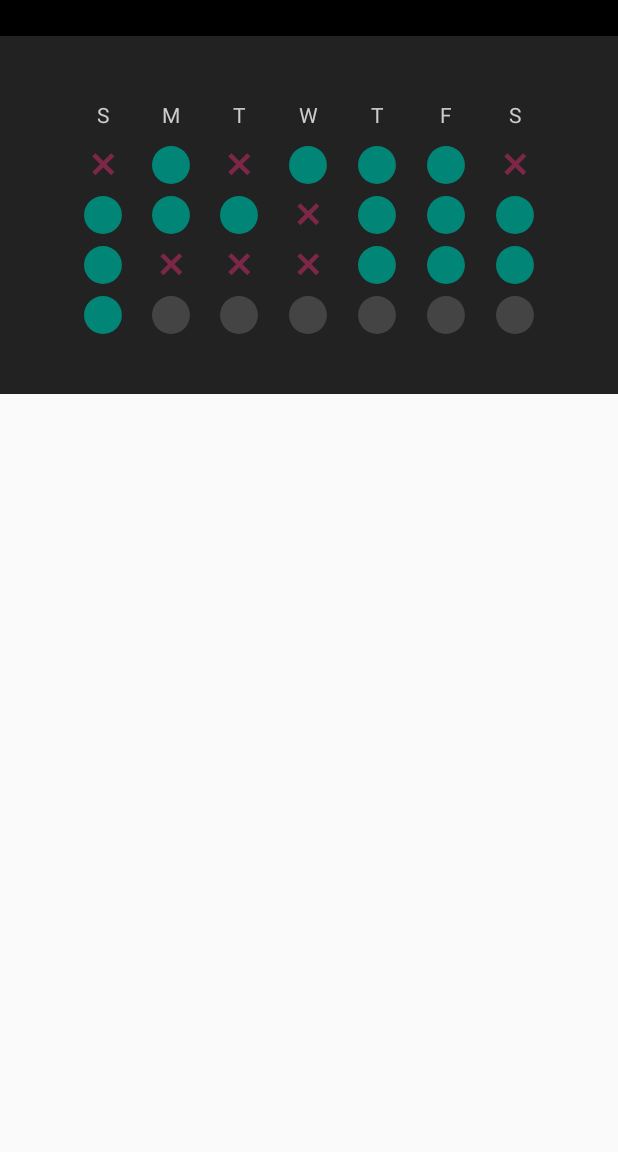
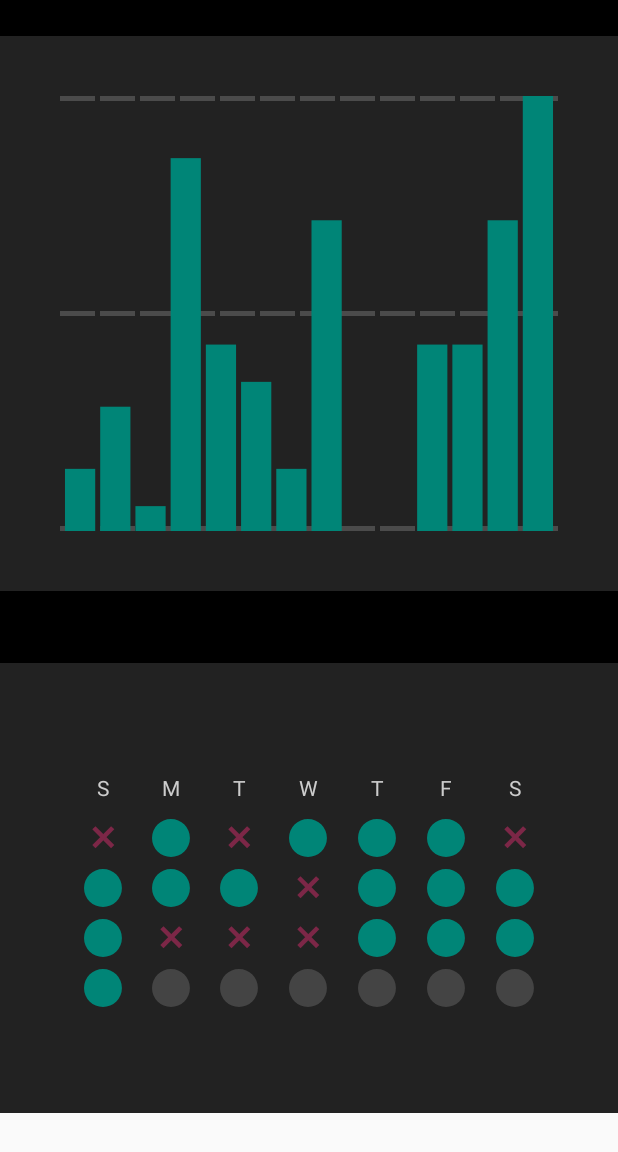
Before and after one commit to shalperin/ten-percent-happier, an Android app: the screen it shows after launch (MainActivity), on a phone screen of 412 x 824 dp, the part 84-1236 px from its top. Run offline under Robolectric (Android 15) with nearby library versions, the phone set to English and light mode, and no system bars.

Commit message:
bar chart - first pass

```diff
--- /dev/null
+++ b/library/src/main/java/com/blauhaus/android/redwood/barchart/BarChartFragment.kt
@@ -0,0 +1,51 @@
+package com.blauhaus.android.redwood.barchart
+
+import android.content.Context
+import android.net.Uri
+import android.os.Bundle
+import androidx.fragment.app.Fragment
+import android.view.LayoutInflater
+import android.view.View
+import android.view.ViewGroup
+import androidx.lifecycle.Observer
+
+import com.blauhaus.android.redwood.R
+import kotlinx.android.synthetic.main.fragment_bar_chart.*
+import org.koin.androidx.viewmodel.ext.android.viewModel
+
+// TODO: Rename parameter arguments, choose names that match
+// the fragment initialization parameters, e.g. ARG_ITEM_NUMBER
+private const val ARG_PARAM1 = "param1"
+private const val ARG_PARAM2 = "param2"
+
+/**
+ * A simple [Fragment] subclass.
+ * Activities that contain this fragment must implement the
+ * [BarChartFragment.OnFragmentInteractionListener] interface
+ * to handle interaction events.
+ * Use the [BarChartFragment.newInstance] factory method to
+ * create an instance of this fragment.
+ */
+class BarChartFragment : Fragment() {
+    private val model: BarChartViewModel by viewModel()
+
+    override fun onCreateView(
+        inflater: LayoutInflater, container: ViewGroup?,
+        savedInstanceState: Bundle?
+    ): View? {
+        // Inflate the layout for this fragment
+        return inflater.inflate(R.layout.fragment_bar_chart, container, false)
+    }
+
+    override fun onViewCreated(view: View, savedInstanceState: Bundle?) {
+        super.onViewCreated(view, savedInstanceState)
+        model.dayData.observe(this, Observer {
+            bar_chart_view.setData(it)
+        })
+    }
+
+    companion object {
+        @JvmStatic
+        fun newInstance() = BarChartFragment()
+    }
+}
--- /dev/null
+++ b/library/src/main/java/com/blauhaus/android/redwood/barchart/BarChartViewModel.kt
@@ -0,0 +1,8 @@
+package com.blauhaus.android.redwood.barchart
+
+import androidx.lifecycle.MutableLiveData
+import androidx.lifecycle.ViewModel
+
+class BarChartViewModel : ViewModel() {
+    val dayData = MutableLiveData<List<Pair<Float, String>>>()
+}
--- /dev/null
+++ b/library/src/main/java/com/blauhaus/android/redwood/barchart/barChartModule.kt
@@ -0,0 +1,8 @@
+package com.blauhaus.android.redwood.barchart
+
+import org.koin.dsl.module
+
+val barChartModule = module {
+    single { BarChartViewModel()}
+    factory {BarChartFragment() }
+}
--- /dev/null
+++ b/library/src/main/java/com/blauhaus/android/redwood/barchart/demoData.kt
@@ -0,0 +1,20 @@
+package com.blauhaus.android.redwood.barchart
+
+
+// month long list of valuse ranging from 0 to 15
+val demoData = listOf(
+    Pair(5f, "5 min @ Jan 1"),
+    Pair(10f, "10 min @ Jan 2"),
+    Pair(2f, "2 min @ Jan 3"),
+    Pair(30f, "30 min @ Jan 4"),
+    Pair(15f, "15 min @ Jan 5"),
+    Pair(12f, "12 min @ Jan 6"),
+    Pair(5f, "5 min @ Jan 7"),
+    Pair(25f, "25 min @ Jan 8"),
+    Pair(0f, "0 min @ Jan 9"),
+    Pair(0f, "0 min @ Jan 10"),
+    Pair(15f, "15 min @ Jan 11"),
+    Pair(15f, "15 min @ Jan 12"),
+    Pair(25f, "25 min @ Jan 13"),
+    Pair(35f, "35 min @ Jan 14")
+    )
--- /dev/null
+++ b/library/src/main/java/com/blauhaus/android/redwood/barchart/views/BarChartView.kt
@@ -0,0 +1,124 @@
+package com.blauhaus.android.redwood.barchart.views
+
+import android.content.Context
+import android.graphics.*
+import android.util.AttributeSet
+import android.view.View
+import androidx.core.content.ContextCompat
+import com.blauhaus.android.redwood.R
+
+
+class BarChartView: View {
+    constructor(context: Context?) : super(context) {
+        init()
+    }
+    constructor(context: Context?, attrs: AttributeSet?) : super(context, attrs) {
+        init()
+    }
+    constructor(context: Context?, attrs: AttributeSet?, defStyleAttr: Int) : super(
+        context,
+        attrs,
+        defStyleAttr
+    ) { init() }
+
+    private lateinit var barPaint: Paint
+    private lateinit var gridLinesPaint: Paint
+    private var barPadding = 2f
+    private var barPadFactor = .01f
+    private var barWidth = 0f
+    private var totalWidth = 0f
+    private var model: List<Pair<Float, String>>?= null
+    private var bar = RectF()
+    private var plotAreaTopY = 0f
+    private var plotAreaBottomY = 0f
+    private var plotAreaHeight = 0f
+    private var gridStrokeHeight = 5f
+
+
+    fun init() {
+        initPaints()
+    }
+
+    fun initPaints() {
+        var barColor = ContextCompat.getColor(context, R.color.barColor)
+        barPaint = Paint(Paint.ANTI_ALIAS_FLAG)
+        barPaint.color = barColor
+        barPaint.style = Paint.Style.FILL
+
+        var gridLineColor = ContextCompat.getColor(context, R.color.gridLineColor)
+        gridLinesPaint = Paint(Paint.ANTI_ALIAS_FLAG)
+        gridLinesPaint.color = gridLineColor
+        gridLinesPaint.style = Paint.Style.STROKE
+        gridLinesPaint.setStrokeWidth(gridStrokeHeight)
+        gridLinesPaint.pathEffect = DashPathEffect(floatArrayOf(35f, 5f), 0f)
+    }
+
+    override fun onSizeChanged(
+        viewWidth: Int,
+        viewHeight: Int,
+        oldw: Int,
+        oldh: Int
+    ) {
+        totalWidth = viewWidth.toFloat()
+        barPadding = viewWidth * barPadFactor
+
+        //Bar width
+        val numbars: Int = model?.size ?: 0
+        barWidth = if (numbars != 0) {
+            (totalWidth - (numbars + 1) * barPadding) / numbars
+        } else {
+            0f
+        }
+
+        plotAreaTopY = 0f //TODO plus label UI height
+        plotAreaBottomY = viewHeight.toFloat()
+        plotAreaHeight = plotAreaBottomY - plotAreaTopY
+    }
+
+    fun setData(model:List<Pair<Float, String>>?) {
+        if (model != null) {
+            if (model.isEmpty()) {
+                throw(Exception("Model can't be 0 length"))
+            }
+            this.model = model
+            invalidate()
+        }
+    }
+
+    override fun onDraw(canvas: Canvas) { //Title
+        //Draw grid lines TODO
+        //canvas.drawLine(0f, plotAreaBottomY, totalWidth, plotAreaBottomY, labelTextPaint)
+        if (model != null) {
+            drawGrid(canvas, 0f + .5f * gridStrokeHeight)
+            drawGrid(canvas, plotAreaBottomY/2)
+            drawGrid(canvas, plotAreaBottomY - .5f * gridStrokeHeight)
+            drawBars(canvas)
+        }
+
+    }
+
+    private fun drawBars(canvas:Canvas) {
+        for (i in model!!.indices) { // Bar coordinates
+            val leftX = barPadding * (i + 1) + barWidth * i
+            val rightX = leftX + barWidth
+            var topY = 0f
+            if (model!!.map{it.first}.max() != 0f) {
+                topY = plotAreaBottomY - plotAreaHeight * model!!.map{it.first}.get(i) / model!!.map{it.first}.max()!!
+            }
+            bar.left = leftX
+            bar.right = rightX
+            bar.top = topY
+            bar.bottom = plotAreaBottomY
+            canvas.drawRect(bar, barPaint)
+        }
+    }
+
+    private fun drawGrid(canvas: Canvas, y:Float) {
+        val leftX = 0f
+        val rightX = barPadding * (1 + model!!.size) + barWidth * model!!.size!!
+        val path = Path()
+        path.moveTo(leftX, y)
+        path.lineTo(rightX, y)
+        canvas.drawPath(path, gridLinesPaint)
+    }
+}
--- /dev/null
+++ b/library/src/main/res/layout/fragment_bar_chart.xml
@@ -0,0 +1,21 @@
+<androidx.constraintlayout.widget.ConstraintLayout
+    xmlns:android="http://schemas.android.com/apk/res/android"
+    xmlns:app="http://schemas.android.com/apk/res-auto"
+    xmlns:tools="http://schemas.android.com/tools"
+    android:layout_width="match_parent"
+    android:layout_height="match_parent"
+    tools:context="com.blauhaus.android.redwood.barchart.BarChartFragment"
+
+    >
+
+    <com.blauhaus.android.redwood.barchart.views.BarChartView
+        android:layout_width="wrap_content"
+        android:layout_height="match_parent"
+        android:id="@+id/bar_chart_view"
+        app:layout_constraintEnd_toEndOf="parent"
+        app:layout_constraintStart_toStartOf="parent"
+        app:layout_constraintTop_toTopOf="parent"
+
+        />
+
+</androidx.constraintlayout.widget.ConstraintLayout>
--- a/library/src/main/res/values/colors.xml
+++ b/library/src/main/res/values/colors.xml
@@ -6,4 +6,11 @@
     <color name="lastFourWeeksSkippedColor">#7C2747</color>
     <color name="lastFourWeeksDisabledColor">#444444</color>
     <color name="lastFourWeeksCheckColor">#ffffff</color>
+
+    <!-- Bar Chart -->
+    <color name="barColor">#008577</color>
+    <color name="gridLineColor">#4B4B4B</color>
+
+
+
 </resources>
--- a/sample/src/main/java/com/blauhaus/android/redwood/sample/MainActivity.kt
+++ b/sample/src/main/java/com/blauhaus/android/redwood/sample/MainActivity.kt
@@ -3,6 +3,8 @@ package com.blauhaus.android.redwood.sample
 import android.os.Bundle
 import androidx.appcompat.app.AppCompatActivity
 import androidx.lifecycle.MutableLiveData
+import com.blauhaus.android.redwood.barchart.BarChartViewModel
+import com.blauhaus.android.redwood.barchart.demoData
 import com.blauhaus.android.redwood.lastfourweeks.LastFourWeeksViewModel
 import com.blauhaus.android.redwood.lastfourweeks.demoLastFourWeeksData
 import com.blauhaus.android.redwood.lastfourweeks.views.DayView
@@ -14,17 +16,22 @@ import org.koin.androidx.viewmodel.ext.android.viewModel
 
 class MainActivity : AppCompatActivity() {
     val lastFourWeeksViewModel by viewModel<LastFourWeeksViewModel>()
+    val barChartViewModel by viewModel<BarChartViewModel>()
 
     override fun onCreate(savedInstanceState: Bundle?) {
         super.onCreate(savedInstanceState)
         setContentView(R.layout.activity_main)
 
+        //pump some data into the LastFourWeeks feature
         GlobalScope.launch {
             doLastFourWeeksDemo(
                 demoLastFourWeeksData,
                 lastFourWeeksViewModel.dayData
             )
         }
+
+        //Same thing for the bar chart.
+        barChartViewModel.dayData.postValue(demoData)
     }
 
 }
--- a/sample/src/main/java/com/blauhaus/android/redwood/sample/MainApplication.kt
+++ b/sample/src/main/java/com/blauhaus/android/redwood/sample/MainApplication.kt
@@ -1,6 +1,7 @@
 package com.blauhaus.android.redwood.sample
 
 import android.app.Application
+import com.blauhaus.android.redwood.barchart.barChartModule
 import com.blauhaus.android.redwood.lastfourweeks.lastFourWeeksModule
 import org.koin.android.ext.koin.androidContext
 import org.koin.android.ext.koin.androidLogger
@@ -14,7 +15,7 @@ class MainApplication : Application(){
         startKoin{
             androidLogger()
             androidContext(this@MainApplication)
-            modules(listOf(lastFourWeeksModule))
+            modules(listOf(lastFourWeeksModule, barChartModule))
         }
     }
 
--- a/sample/src/main/res/layout/activity_main.xml
+++ b/sample/src/main/res/layout/activity_main.xml
@@ -12,24 +12,41 @@
         <!-- Note - I have put a fair amount of styling responsibilities on the
         container.  For example the fragment is unpadded, and doesn't have a background color
         set.  To see the raw fragment, comment out this Frame Layout. -->
+
         <FrameLayout
             android:layout_width="match_parent"
-            android:layout_height="wrap_content"
+            android:layout_height="370dp"
+            android:padding="40dp"
+            android:background="@color/overlayBackgroundColor"
+            android:layout_marginTop="24dp"
+            android:layout_marginBottom="24dp">
+            <fragment
+                android:name="com.blauhaus.android.redwood.barchart.BarChartFragment"
+                android:layout_width="wrap_content"
+                android:layout_height="wrap_content"
+                android:id="@+id/barchart"
+                android:layout_gravity="center"
+                />
+        </FrameLayout>
+
+
+
+        <FrameLayout
+            android:layout_width="match_parent"
+            android:layout_height="300dp"
             android:padding="40dp"
             android:background="@color/overlayBackgroundColor"
             android:layout_marginTop="24dp"
             >
-
-        <fragment
+            <fragment
                 android:name="com.blauhaus.android.redwood.lastfourweeks.LastFourWeeksFragment"
                 android:layout_width="wrap_content"
                 android:layout_height="wrap_content"
                 android:id="@+id/last4weeks"
 
-                android:layout_gravity="center"
-                />
+                android:layout_gravity="center"/>
+        </FrameLayout>
 
-        </FrameLayout>
 
     </LinearLayout>
 </ScrollView>
```
